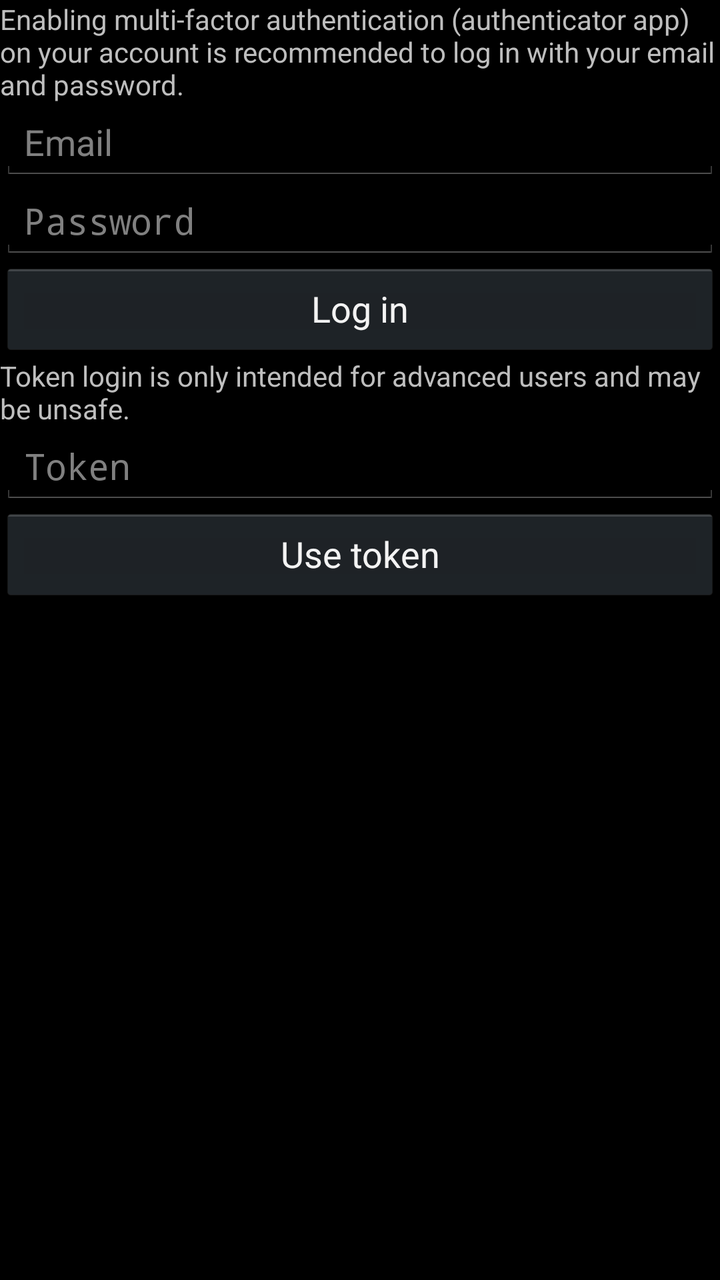
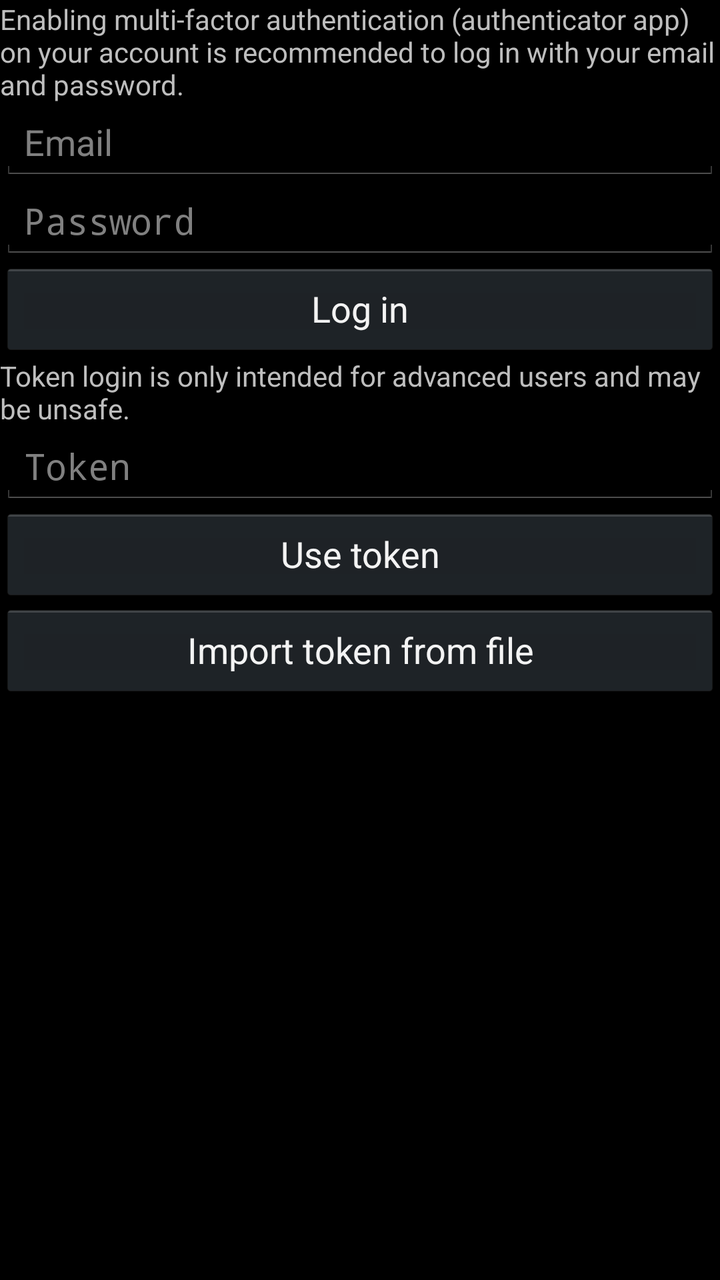

Two renders of the same Android screen: before a commit and after it. Below are the layout's source before the change and the commit's diff.
<!-- AndroidManifest.xml: application theme AppTheme -->
<!-- res/layout/login.xml -->
<?xml version="1.0" encoding="utf-8"?>
<LinearLayout xmlns:android="http://schemas.android.com/apk/res/android"
    android:orientation="vertical" android:layout_width="match_parent"
    android:layout_height="match_parent"
    android:weightSum="1">

    <TextView
        android:id="@+id/textView"
        android:layout_width="match_parent"
        android:layout_height="wrap_content"
        android:text="@string/password_login" />

    <EditText
        android:id="@+id/emailField"
        android:layout_width="match_parent"
        android:layout_height="wrap_content"
        android:ems="10"
        android:hint="@string/email"
        android:inputType="textWebEmailAddress"
        android:maxLines="1"
        android:singleLine="true" />

    <EditText
        android:id="@+id/passwordField"
        android:layout_width="match_parent"
        android:layout_height="wrap_content"
        android:ems="10"
        android:hint="@string/password"
        android:inputType="textPassword"
        android:password="true"
        android:maxLines="1"
        android:singleLine="true" />

    <TextView
        android:id="@+id/existingPasswordText"
        android:layout_width="match_parent"
        android:layout_height="wrap_content"
        android:text="@string/existing_password"
        android:visibility="gone" />

    <Button
        android:id="@+id/loginButton"
        android:layout_width="match_parent"
        android:layout_height="wrap_content"
        android:text="@string/login" />

    <TextView
        android:id="@+id/textView2"
        android:layout_width="match_parent"
        android:layout_height="wrap_content"
        android:text="@string/token_login" />

    <EditText
        android:id="@+id/tokenField"
        android:layout_width="match_parent"
        android:layout_height="wrap_content"
        android:ems="10"
        android:hint="@string/token"
        android:inputType="textPassword"
        android:password="true"
        android:maxLines="1"
        android:singleLine="true" />

    <Button
        android:id="@+id/tokenLoginButton"
        android:layout_width="match_parent"
        android:layout_height="wrap_content"
        android:text="@string/use_token" />

</LinearLayout>
<!-- resources referenced by this layout -->
<resources>
  <string name="email">Email</string>
  <string name="existing_password">Leave blank to use the existing password</string>
  <string name="login">Log in</string>
  <string name="password">Password</string>
  <string name="password_login">Enabling multi-factor authentication (authenticator app) on your account is recommended to log in with your email and password.</string>
  <string name="token">Token</string>
  <string name="token_login">Token login is only intended for advanced users and may be unsafe.</string>
  <string name="use_token">Use token</string>
  <style name="AppTheme" parent="AppBaseTheme" />
  <style name="AppBaseTheme" parent="@android:style/Theme" />
</resources>

<!-- the commit's change to res/layout/login.xml (unified diff, before → after) -->
@@ -67,4 +67,10 @@
         android:layout_height="wrap_content"
         android:text="@string/use_token" />
 
+    <Button
+        android:id="@+id/tokenFileImportButton"
+        android:layout_width="match_parent"
+        android:layout_height="wrap_content"
+        android:text="@string/import_token_from_file" />
+
 </LinearLayout>
<!-- resource entries referenced after the edit -->
@@ -2,6 +2,7 @@
 <resources>
   <string name="email">Email</string>
   <string name="existing_password">Leave blank to use the existing password</string>
+  <string name="import_token_from_file">Import token from file</string>
   <string name="login">Log in</string>
   <string name="password">Password</string>
   <string name="password_login">Enabling multi-factor authentication (authenticator app) on your account is recommended to log in with your email and password.</string>
